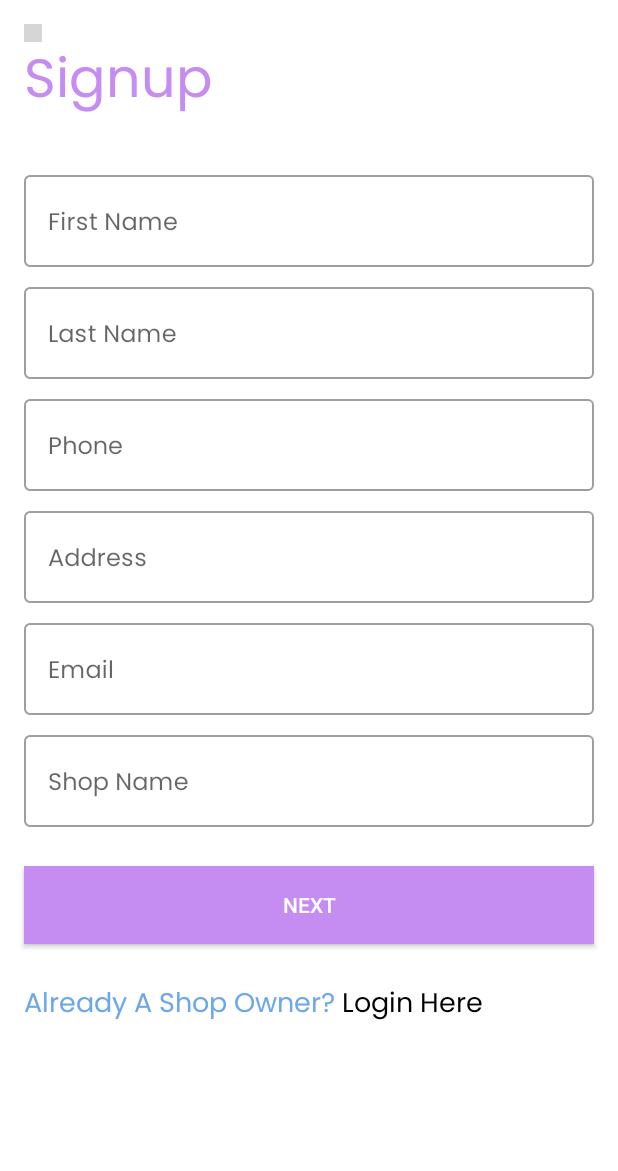
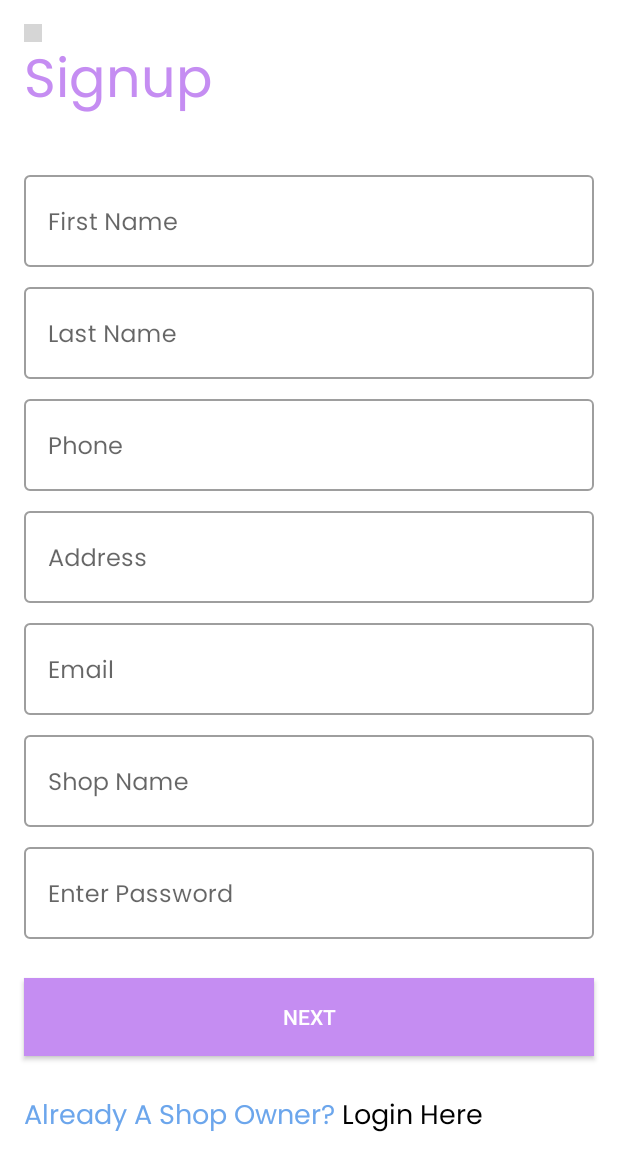
Before and after one commit to Pransh-Coder/StoreKhata, an Android app: the SignupFragment screen opened through its navigation route, on a phone screen of 412 x 824 dp. Shown: the top 1171 px of the screen. Run offline under Robolectric (Android 15) with nearby library versions, the phone set to English and light mode, and no system bars; Roboto replaces fonts that are not available here; grey boxes are pictures that could not be loaded.

Commit message:
layout changes

```diff
--- a/app/build.gradle
+++ b/app/build.gradle
@@ -15,6 +15,9 @@ android {
         release {
             minifyEnabled false
             proguardFiles getDefaultProguardFile('proguard-android-optimize.txt'), 'proguard-rules.pro'
+        }
+        dataBinding {
+            enabled true
         }
     }
 }
--- a/app/src/main/res/layout/signup_fragment.xml
+++ b/app/src/main/res/layout/signup_fragment.xml
@@ -137,6 +137,23 @@
                 android:layout_height="wrap_content" />
         </com.google.android.material.textfield.TextInputLayout>
 
+        <com.google.android.material.textfield.TextInputLayout
+            android:id="@+id/password_layout"
+            style="@style/Widget.MaterialComponents.TextInputLayout.OutlinedBox"
+            android:layout_width="match_parent"
+            android:layout_height="wrap_content"
+            android:layout_marginTop="@dimen/small_margin"
+            android:layout_marginStart="@dimen/normal_margin"
+            android:layout_marginEnd="@dimen/normal_margin"
+            android:hint="@string/enter_password"
+            app:layout_constraintTop_toBottomOf="@+id/shop_name_layout">
+
+            <com.google.android.material.textfield.TextInputEditText
+                android:id="@+id/password"
+                android:layout_width="match_parent"
+                android:layout_height="wrap_content" />
+        </com.google.android.material.textfield.TextInputLayout>
+
         <android.widget.Button
             android:id="@+id/next_button"
             android:layout_width="match_parent"
@@ -148,7 +165,7 @@
             android:minHeight="@dimen/button_size"
             android:text="@string/next"
             android:textColor="@color/white"
-            app:layout_constraintTop_toBottomOf="@+id/shop_name_layout" />
+            app:layout_constraintTop_toBottomOf="@+id/password_layout" />
 
         <TextView
             android:id="@+id/shop_owner"
--- a/app/src/main/res/values/strings.xml
+++ b/app/src/main/res/values/strings.xml
@@ -28,5 +28,6 @@
     <string name="account_signup_here"><font color='#6CA6EC'>Don’t Have an account?</font> Signup Here</string>
     <string name="customer_login_here"><font color='#6CA6EC'>Customer?</font> Login Here</string>
     <string name="signup">Signup</string>
+    <string name="enter_password">Enter Password</string>
 
 </resources>
```
Also changed, not shown: app/src/main/res/layout/fragment_login.xml (+6 -8 lines), app/src/main/res/layout/shop_owner_login_fragment.xml (+18 -1 lines).
